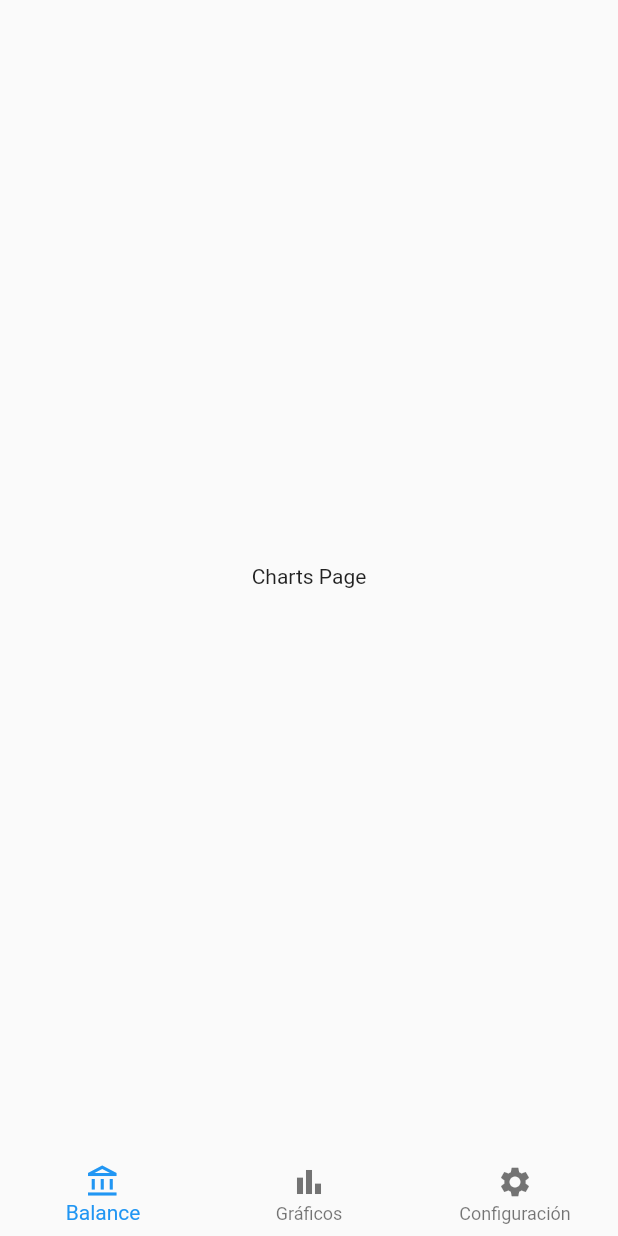
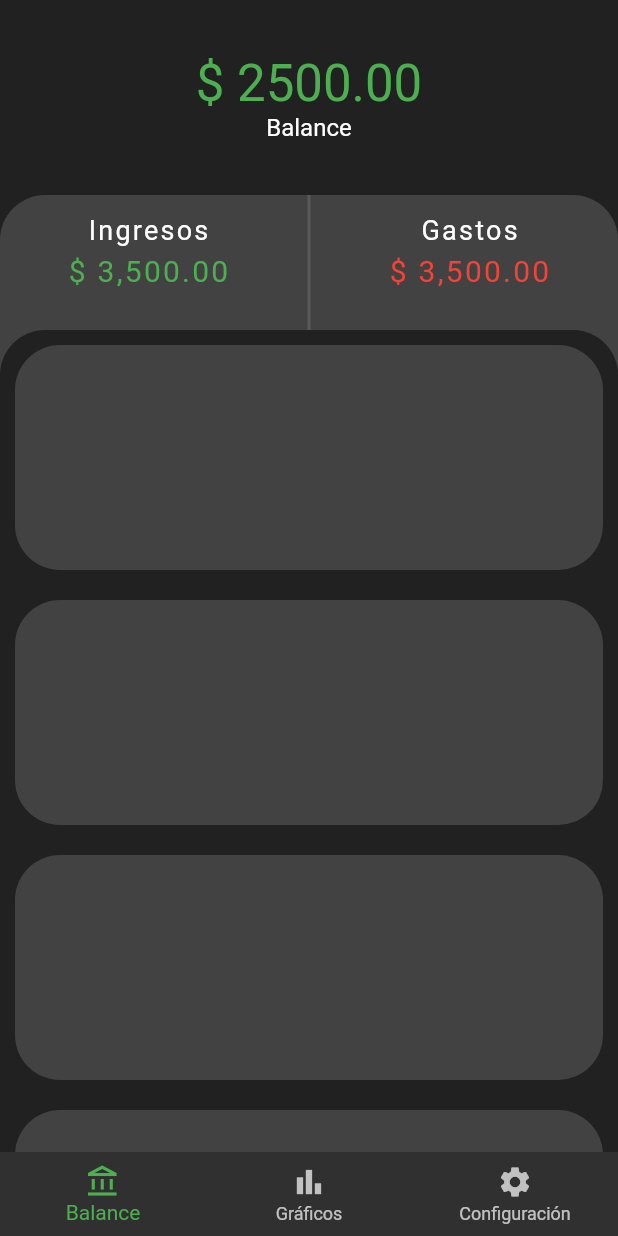
Before and after one commit to oscarvr10/Expenses-App, a Flutter app: the screen it shows after launch, on a phone screen of 412 x 824 dp. Run offline on Flutter 3.47's test engine with Material 2 defaults, Android fonts, the phone set to English and light mode, and no system bars.

Commit message:
Balance page design

```diff
--- a/lib/main.dart
+++ b/lib/main.dart
@@ -11,6 +11,16 @@ class MyApp extends StatelessWidget {
   Widget build(BuildContext context) {
     return MaterialApp(
       title: 'Material App',
+      theme: ThemeData.dark().copyWith(
+        appBarTheme: AppBarTheme(
+          backgroundColor: Colors.grey[900],
+        ),
+        bottomNavigationBarTheme: const BottomNavigationBarThemeData(
+          selectedItemColor: Colors.green,
+        ),
+        scaffoldBackgroundColor: Colors.grey[900],
+        primaryColorDark: Colors.grey[800],
+      ),
       initialRoute: 'home',
       routes: {
         'home': (_) => const HomePage(),
--- a/lib/pages/balance_page.dart
+++ b/lib/pages/balance_page.dart
@@ -1,12 +1,78 @@
+import 'dart:math';
+
+import 'package:exp_app/widgets/balance_page_wt/back_sheet.dart';
+import 'package:exp_app/widgets/balance_page_wt/front_sheet.dart';
 import 'package:flutter/material.dart';
 
-class BalancePage extends StatelessWidget {
+class BalancePage extends StatefulWidget {
   const BalancePage({super.key});
 
   @override
+  State<BalancePage> createState() => _BalancePageState();
+}
+
+class _BalancePageState extends State<BalancePage> {
+  final _scrollController = ScrollController();
+  double _offset = 0;
+
+  double get _max => max(90 - _offset * 90, 0.0);
+
+  void _listener() {
+    setState(() {
+      _offset = _scrollController.offset / 100;
+      print(_max);
+    });
+  }
+
+  @override
+  void initState() {
+    _scrollController.addListener(_listener);
+    _max;
+    super.initState();
+  }
+
+  @override
+  void dispose() {
+    _scrollController.removeListener(_listener);
+    _scrollController.dispose();
+    super.dispose();
+  }
+
+  @override
   Widget build(BuildContext context) {
-    return const Center(
-      child: Text('Balance Page'),
+    return CustomScrollView(
+      controller: _scrollController,
+      slivers: [
+        SliverAppBar(
+          elevation: 0.0,
+          expandedHeight: 130.0,
+          flexibleSpace: FlexibleSpaceBar(
+            background: Column(
+              mainAxisAlignment: MainAxisAlignment.center,
+              children: const [
+                Text(
+                  '\$ 2500.00',
+                  style: TextStyle(fontSize: 34.0, color: Colors.green),
+                ),
+                Text('Balance', style: TextStyle(fontSize: 16.0))
+              ],
+            ),
+          ),
+        ),
+        SliverList(
+          delegate: SliverChildListDelegate([
+            Stack(
+              children: [
+                const BackSheet(),
+                Padding(
+                  padding: EdgeInsets.only(top: _max),
+                  child: const FrontSheet(),
+                )
+              ],
+            )
+          ]),
+        )
+      ],
     );
   }
 }
--- a/lib/pages/home_page.dart
+++ b/lib/pages/home_page.dart
@@ -21,7 +21,7 @@ class _HomePage extends StatelessWidget {
 
   @override
   Widget build(BuildContext context) {
-    const currentIndex = 1;
+    const currentIndex = 0;
 
     switch (currentIndex) {
       case 0:
--- /dev/null
+++ b/lib/utils/constants.dart
@@ -0,0 +1,12 @@
+import 'package:flutter/widgets.dart';
+
+class Constants {
+  static sheetBoxDecoration(Color color) {
+    return BoxDecoration(
+        color: color,
+        borderRadius: const BorderRadius.only(
+          topLeft: Radius.circular(30.0),
+          topRight: Radius.circular(30.0),
+        ));
+  }
+}
--- /dev/null
+++ b/lib/widgets/balance_page_wt/back_sheet.dart
@@ -0,0 +1,50 @@
+import 'package:exp_app/utils/constants.dart';
+import 'package:flutter/material.dart';
+
+class BackSheet extends StatelessWidget {
+  const BackSheet({super.key});
+
+  @override
+  Widget build(BuildContext context) {
+    _headers(String name, String amount, Color color) {
+      return Column(
+        children: [
+          Padding(
+            padding: const EdgeInsets.only(top: 13.0, bottom: 5.0),
+            child: Text(
+              name,
+              style: const TextStyle(
+                fontSize: 18.0,
+                letterSpacing: 1.5,
+              ),
+            ),
+          ),
+          Text(
+            amount,
+            style: TextStyle(
+              fontSize: 20.0,
+              letterSpacing: 1.5,
+              color: color,
+            ),
+          )
+        ],
+      );
+    }
+
+    return Container(
+      height: 250.0,
+      decoration:
+          Constants.sheetBoxDecoration(Theme.of(context).primaryColorDark),
+      child: Row(
+        mainAxisAlignment: MainAxisAlignment.spaceEvenly,
+        children: [
+          _headers('Ingresos', '\$ 3,500.00', Colors.green),
+          const VerticalDivider(
+            thickness: 2.0,
+          ),
+          _headers('Gastos', '\$ 3,500.00', Colors.red),
+        ],
+      ),
+    );
+  }
+}
--- /dev/null
+++ b/lib/widgets/balance_page_wt/front_sheet.dart
@@ -0,0 +1,33 @@
+import 'package:exp_app/utils/constants.dart';
+import 'package:flutter/material.dart';
+
+class FrontSheet extends StatelessWidget {
+  const FrontSheet({super.key});
+
+  @override
+  Widget build(BuildContext context) {
+    var _list = List.generate(
+      10,
+      (I) => Padding(
+        padding: const EdgeInsets.all(10.0),
+        child: Container(
+          height: 150.0,
+          decoration: BoxDecoration(
+              color: Theme.of(context).primaryColorDark,
+              borderRadius: BorderRadius.circular(30.0)),
+        ),
+      ),
+    );
+
+    return Container(
+      // height: 800.0,
+      decoration: Constants.sheetBoxDecoration(
+          Theme.of(context).scaffoldBackgroundColor),
+      child: ListView(
+        shrinkWrap: true,
+        physics: const NeverScrollableScrollPhysics(),
+        children: _list,
+      ),
+    );
+  }
+}
```
